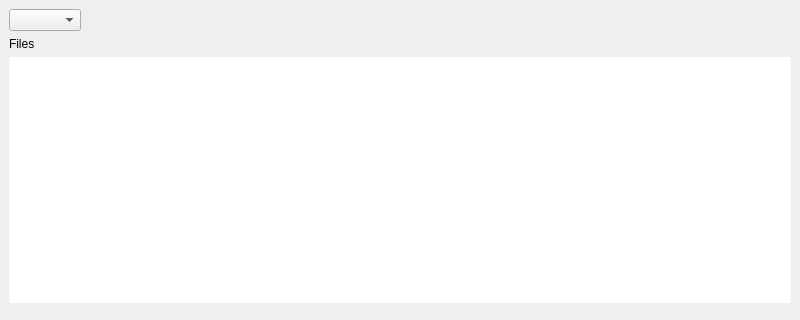
Above: resources/forms/mainwindow.ui from DINOZYAVIER/project-manager before the change; both pictures show x 0 to 800 and y 0 to 320 of the 800 by 600 pixel window. Below: the same form after it.
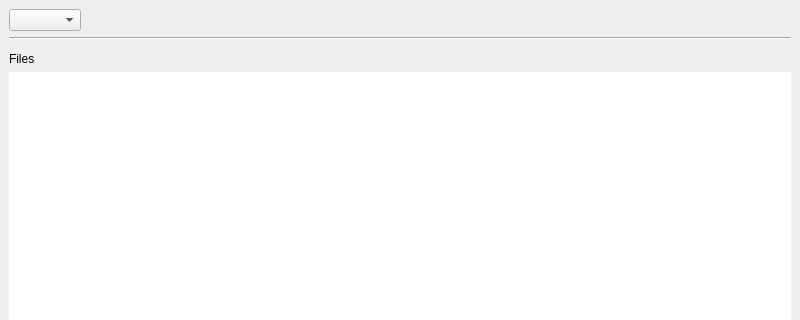
That is the form after the change. Custom widgets are drawn as their Qt base class.

What changed in the file:
```diff
--- a/resources/forms/mainwindow.ui
+++ b/resources/forms/mainwindow.ui
@@ -14,6 +14,8 @@
    <string>MainWindow</string>
   </property>
   <widget class="QWidget" name="centralwidget">
+   <layout class="QVBoxLayout" name="verticalLayout_3">
+    <item>
    <layout class="QVBoxLayout" name="verticalLayout_2">
     <item>
      <layout class="QHBoxLayout" name="horizontalLayout">
@@ -35,8 +37,22 @@
       </item>
      </layout>
     </item>
+      <item>
+       <widget class="Line" name="mwLine">
+        <property name="orientation">
+         <enum>Qt::Horizontal</enum>
+        </property>
+       </widget>
+      </item>
     <item>
      <layout class="QVBoxLayout" name="verticalLayout">
+        <item>
+         <widget class="Line" name="mainWindowLine">
+          <property name="orientation">
+           <enum>Qt::Vertical</enum>
+          </property>
+         </widget>
+        </item>
       <item>
        <widget class="QLabel" name="lbFiles">
         <property name="text">
@@ -71,18 +87,7 @@
       </item>
      </layout>
     </item>
-    <item>
-     <spacer name="verticalSpacer">
-      <property name="orientation">
-       <enum>Qt::Vertical</enum>
-      </property>
-      <property name="sizeHint" stdset="0">
-       <size>
-        <width>20</width>
-        <height>247</height>
-       </size>
-      </property>
-     </spacer>
+     </layout>
     </item>
    </layout>
   </widget>
```
Lines whose indentation alone changed are shown as unchanged.
